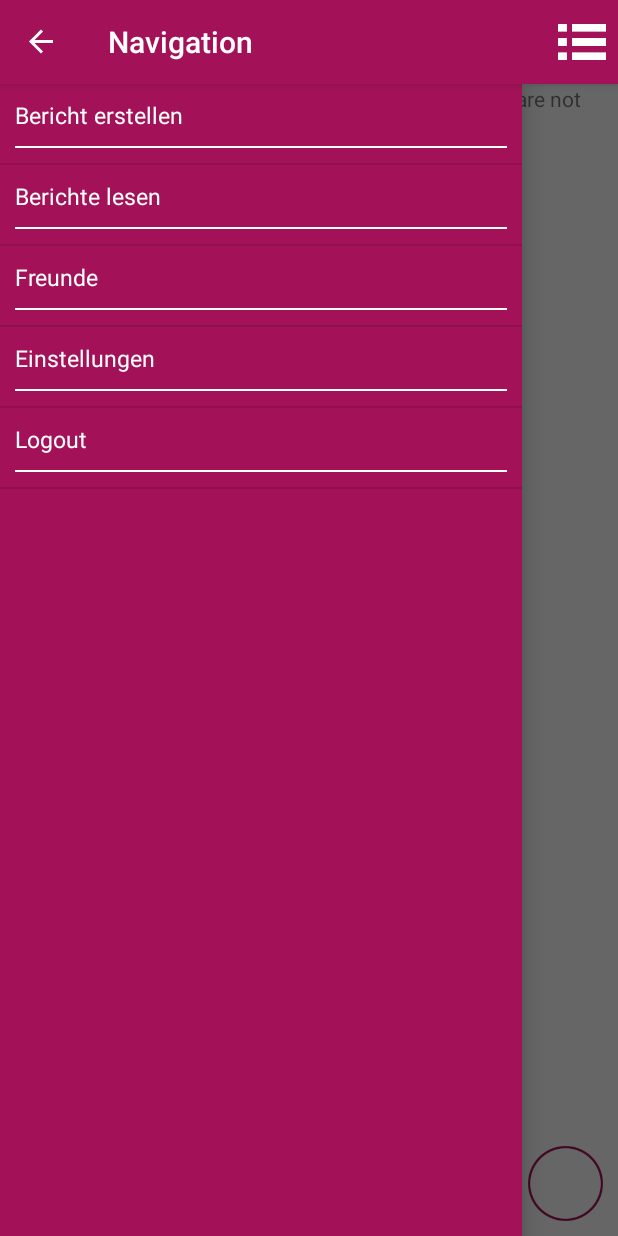
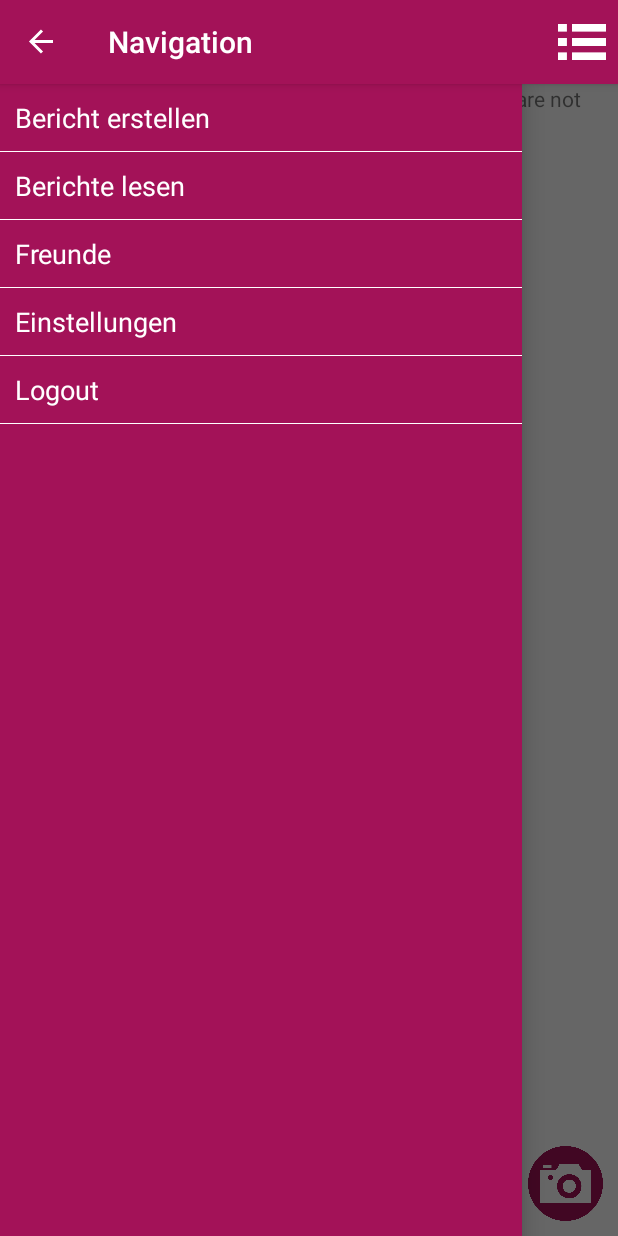
Before and after one commit to HendrikCammann/Picturies, an Android app: the MainActivity screen opened directly, with no data from a screen before it, with the side drawer open, on a phone screen of 412 x 824 dp. Run offline under Robolectric (Android 15) with nearby library versions, the light colour scheme and no system bars; libraries missing offline, so code that uses them is left out: com.squareup.okhttp; 9 statements that could not run were skipped.

Commit message:
changed divider and camera icon

```diff
--- a/app/src/main/res/layout/activity_main.xml
+++ b/app/src/main/res/layout/activity_main.xml
@@ -47,6 +47,8 @@
         android:layout_width="match_parent"
         android:layout_height="match_parent"
         android:layout_gravity="left|start"
+        android:divider="@color/white"
+        android:dividerHeight="1px"
         android:background="#a31258"/>
 
 </android.support.v4.widget.DrawerLayout>
--- a/app/src/main/res/layout/navigation_list_item.xml
+++ b/app/src/main/res/layout/navigation_list_item.xml
@@ -15,17 +15,17 @@
         android:layout_alignParentTop="true"
         android:layout_alignParentLeft="true"
         android:layout_alignParentStart="true"
-        android:textSize="15dp" />
+        android:textSize="18dp" />
 
-    <ImageView
-        android:layout_width="fill_parent"
-        android:layout_height="1dp"
-        android:id="@+id/divider"
-        android:src="@drawable/white_color"
-        android:scaleType="centerCrop"
-        android:layout_below="@+id/navigation_name"
-        android:layout_alignParentLeft="true"
-        android:layout_alignParentStart="true"
-        android:layout_marginTop="10dp" />
+    <!--<ImageView-->
+        <!--android:layout_width="fill_parent"-->
+        <!--android:layout_height="1dp"-->
+        <!--android:id="@+id/divider"-->
+        <!--android:src="@drawable/white_color"-->
+        <!--android:scaleType="centerCrop"-->
+        <!--android:layout_below="@+id/navigation_name"-->
+        <!--android:layout_alignParentLeft="true"-->
+        <!--android:layout_alignParentStart="true"-->
+        <!--android:layout_marginTop="10dp" />-->
 
 </LinearLayout>
```
Also changed, not shown: app/src/main/res/drawable/camera_icon_circle.png.
